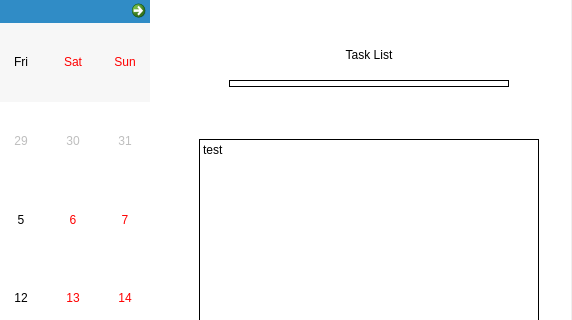
First picture: the form in _uiFiles/main.ui, repository Non-duality/-, before the edit; both pictures show x 270 to 842 and y 0 to 320 of the 842 by 600 pixel window.
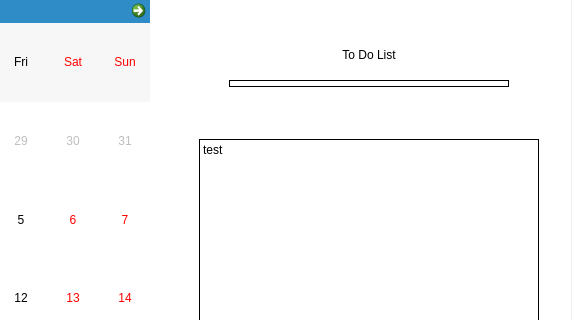
Second picture: the form after the edit.

Commit message: [Fix] - [task.pkl 파일이 비어 있을 경우 생기는 오류 수정]

What changed in the file:
```diff
--- a/_uiFiles/main.ui
+++ b/_uiFiles/main.ui
@@ -174,7 +174,7 @@
         <enum>QFrame::Plain</enum>
        </property>
        <property name="text">
-        <string>Task List</string>
+        <string>To Do List</string>
        </property>
        <property name="alignment">
         <set>Qt::AlignBottom|Qt::AlignHCenter</set>
```
The commit also changes 3 other files.
